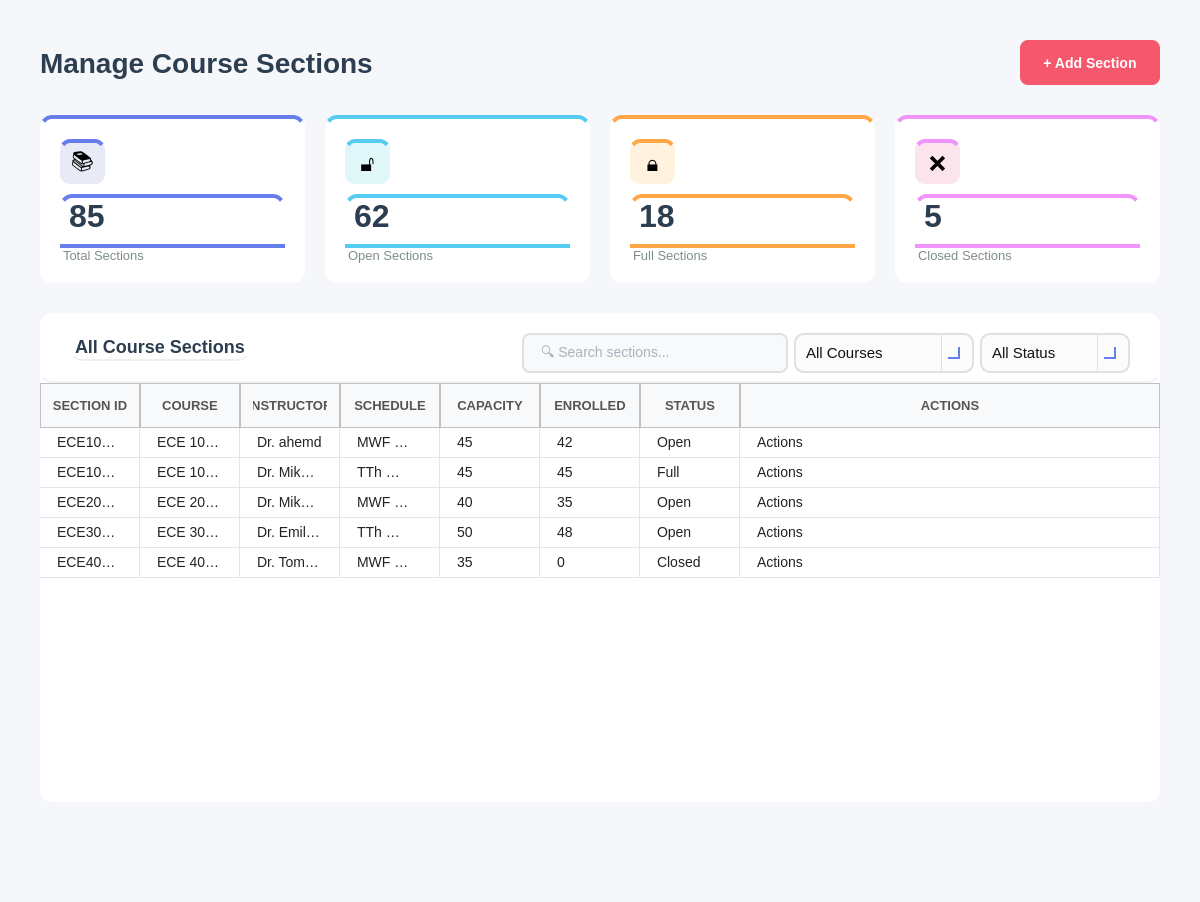
This is app_ui/admin_ui/submenus_ui/not_made/manage_sections.ui in Yasser-Daffa/ECE-Course-Registeration as Qt 5 draws it before an edit. The edited form follows.
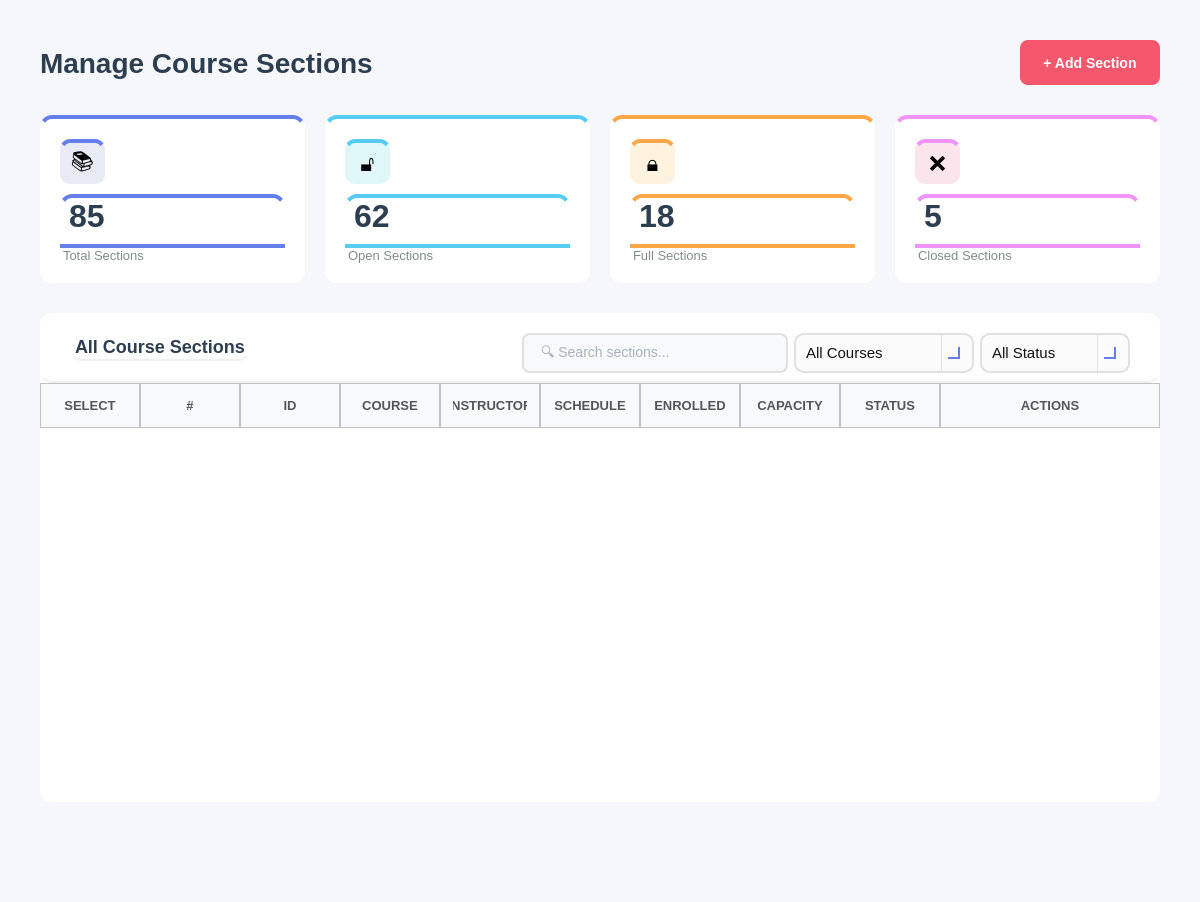
This is the edited form. Icons and pictures are not drawn.

Commit message: improved scroll table for section and all students

Diff of the .ui file:
```diff
--- a/app_ui/admin_ui/submenus_ui/not_made/manage_sections.ui
+++ b/app_ui/admin_ui/submenus_ui/not_made/manage_sections.ui
@@ -763,7 +763,7 @@
         <property name="minimumSize">
          <size>
           <width>0</width>
-          <height>400</height>
+          <height>300</height>
          </size>
         </property>
         <property name="styleSheet">
@@ -829,10 +829,76 @@
 QTableWidget::indicator:checked::after {
     content: &quot;&quot;;
     image: url(&quot;&quot;); /* no default checkmark */
-}</string>
+}
+
+/* ===== SCROLLBARS (VERTICAL &amp; HORIZONTAL) ===== */
+
+/* Track */
+QScrollBar:vertical, QScrollBar:horizontal {
+    background: rgba(255, 255, 255, 0.05);  /* subtle track */
+    border-radius: 6px;
+    margin: 0px;  /* remove extra space */
+}
+
+/* Handle / Thumb */
+QScrollBar::handle:vertical, QScrollBar::handle:horizontal {
+    background: rgba(120, 120, 120, 0.35);  /* glassy thumb */
+    border-radius: 6px;
+    border: 1px solid rgba(255, 255, 255, 0.2); /* subtle highlight */
+    min-height: 30px; /* vertical */
+    min-width: 30px;  /* horizontal */
+}
+
+QScrollBar::handle:vertical:hover,
+QScrollBar::handle:horizontal:hover {
+    background: rgba(120, 120, 120, 0.55);
+}
+
+/* Buttons (up/down or left/right) */
+QScrollBar::add-line:vertical, QScrollBar::sub-line:vertical,
+QScrollBar::add-line:horizontal, QScrollBar::sub-line:horizontal {
+    width: 16px;  /* horizontal buttons width */
+    height: 16px; /* vertical buttons height */
+    background: rgba(180, 180, 180, 0.35);
+    border-radius: 4px;
+}
+
+/* Arrow icons */
+QScrollBar::up-arrow:vertical, QScrollBar::down-arrow:vertical,
+QScrollBar::left-arrow:horizontal, QScrollBar::right-arrow:horizontal {
+    width: 6px;
+    height: 6px;
+    background: transparent;
+}
+
+/* Remove blank areas */
+QScrollBar::add-page:vertical, QScrollBar::sub-page:vertical,
+QScrollBar::add-page:horizontal, QScrollBar::sub-page:horizontal {
+    background: none;
+}
+
+/* Sizes */
+QScrollBar:vertical { width: 12px; }
+QScrollBar:horizontal { height: 12px; }
+</string>
         </property>
-        <property name="selectionBehavior">
-         <enum>QAbstractItemView::SelectionBehavior::SelectRows</enum>
+        <property name="editTriggers">
+         <set>QAbstractItemView::EditTrigger::NoEditTriggers</set>
+        </property>
+        <property name="alternatingRowColors">
+         <bool>true</bool>
+        </property>
+        <property name="selectionMode">
+         <enum>QAbstractItemView::SelectionMode::ContiguousSelection</enum>
+        </property>
+        <property name="verticalScrollMode">
+         <enum>QAbstractItemView::ScrollMode::ScrollPerPixel</enum>
+        </property>
+        <property name="horizontalScrollMode">
+         <enum>QAbstractItemView::ScrollMode::ScrollPerPixel</enum>
+        </property>
+        <property name="cornerButtonEnabled">
+         <bool>true</bool>
         </property>
         <attribute name="horizontalHeaderStretchLastSection">
          <bool>true</bool>
@@ -840,34 +906,22 @@
         <attribute name="verticalHeaderVisible">
          <bool>false</bool>
         </attribute>
-        <row>
+        <attribute name="verticalHeaderCascadingSectionResizes">
+         <bool>true</bool>
+        </attribute>
+        <column>
          <property name="text">
-          <string/>
+          <string>SELECT</string>
          </property>
-        </row>
-        <row>
+        </column>
+        <column>
          <property name="text">
-          <string/>
+          <string>#</string>
          </property>
-        </row>
-        <row>
-         <property name="text">
-          <string/>
-         </property>
-        </row>
-        <row>
-         <property name="text">
-          <string/>
-         </property>
-        </row>
-        <row>
-         <property name="text">
-          <string/>
-         </property>
-        </row>
+        </column>
         <column>
          <property name="text">
-          <string>SECTION ID</string>
+          <string>ID</string>
          </property>
         </column>
         <column>
@@ -885,16 +939,16 @@
           <string>SCHEDULE</string>
          </property>
         </column>
-        <column>
-         <property name="text">
-          <string>CAPACITY</string>
-         </property>
-        </column>
         <column>
          <property name="text">
           <string>ENROLLED</string>
          </property>
         </column>
+        <column>
+         <property name="text">
+          <string>CAPACITY</string>
+         </property>
+        </column>
         <column>
          <property name="text">
           <string>STATUS</string>
@@ -905,206 +959,6 @@
           <string>ACTIONS</string>
          </property>
         </column>
-        <item row="0" column="0">
-         <property name="text">
-          <string>ECE101-01</string>
-         </property>
-        </item>
-        <item row="0" column="1">
-         <property name="text">
-          <string>ECE 101 - Digital Logic</string>
-         </property>
-        </item>
-        <item row="0" column="2">
-         <property name="text">
-          <string>Dr. ahemd</string>
-         </property>
-        </item>
-        <item row="0" column="3">
-         <property name="text">
-          <string>MWF 9:00-10:00 AM</string>
-         </property>
-        </item>
-        <item row="0" column="4">
-         <property name="text">
-          <string>45</string>
-         </property>
-        </item>
-        <item row="0" column="5">
-         <property name="text">
-          <string>42</string>
-         </property>
-        </item>
-        <item row="0" column="6">
-         <property name="text">
-          <string>Open</string>
-         </property>
-        </item>
-        <item row="0" column="7">
-         <property name="text">
-          <string>Actions</string>
-         </property>
-        </item>
-        <item row="1" column="0">
-         <property name="text">
-          <string>ECE101-02</string>
-         </property>
-        </item>
-        <item row="1" column="1">
-         <property name="text">
-          <string>ECE 101 - Digital Logic</string>
-         </property>
-        </item>
-        <item row="1" column="2">
-         <property name="text">
-          <string>Dr. Mike Tyson</string>
-         </property>
-        </item>
-        <item row="1" column="3">
-         <property name="text">
-          <string>TTh 11:00-12:30 PM</string>
-         </property>
-        </item>
-        <item row="1" column="4">
-         <property name="text">
-          <string>45</string>
-         </property>
-        </item>
-        <item row="1" column="5">
-         <property name="text">
-          <string>45</string>
-         </property>
-        </item>
-        <item row="1" column="6">
-         <property name="text">
-          <string>Full</string>
-         </property>
-        </item>
-        <item row="1" column="7">
-         <property name="text">
-          <string>Actions</string>
-         </property>
-        </item>
-        <item row="2" column="0">
-         <property name="text">
-          <string>ECE202-01</string>
-         </property>
-        </item>
-        <item row="2" column="1">
-         <property name="text">
-          <string>ECE 202 - Circuit Analysis</string>
-         </property>
-        </item>
-        <item row="2" column="2">
-         <property name="text">
-          <string>Dr. Mike Brown</string>
-         </property>
-        </item>
-        <item row="2" column="3">
-         <property name="text">
-          <string>MWF 1:00-2:00 PM</string>
-         </property>
-        </item>
-        <item row="2" column="4">
-         <property name="text">
-          <string>40</string>
-         </property>
-        </item>
-        <item row="2" column="5">
-         <property name="text">
-          <string>35</string>
-         </property>
-        </item>
-        <item row="2" column="6">
-         <property name="text">
-          <string>Open</string>
-         </property>
-        </item>
-        <item row="2" column="7">
-         <property name="text">
-          <string>Actions</string>
-         </property>
-        </item>
-        <item row="3" column="0">
-         <property name="text">
-          <string>ECE303-01</string>
-         </property>
-        </item>
-        <item row="3" column="1">
-         <property name="text">
-          <string>ECE 303 - Signals and Systems</string>
-         </property>
-        </item>
-        <item row="3" column="2">
-         <property name="text">
-          <string>Dr. Emily Davis</string>
-         </property>
-        </item>
-        <item row="3" column="3">
-         <property name="text">
-          <string>TTh 2:00-3:30 PM</string>
-         </property>
-        </item>
-        <item row="3" column="4">
-         <property name="text">
-          <string>50</string>
-         </property>
-        </item>
-        <item row="3" column="5">
-         <property name="text">
-          <string>48</string>
-         </property>
-        </item>
-        <item row="3" column="6">
-         <property name="text">
-          <string>Open</string>
-         </property>
-        </item>
-        <item row="3" column="7">
-         <property name="text">
-          <string>Actions</string>
-         </property>
-        </item>
-        <item row="4" column="0">
-         <property name="text">
-          <string>ECE404-01</string>
-         </property>
-        </item>
-        <item row="4" column="1">
-         <property name="text">
-          <string>ECE 404 - Control Systems</string>
-         </property>
-        </item>
-        <item row="4" column="2">
-         <property name="text">
-          <string>Dr. Tom Wilson</string>
-         </property>
-        </item>
-        <item row="4" column="3">
-         <property name="text">
-          <string>MWF 10:00-11:00 AM</string>
-         </property>
-        </item>
-        <item row="4" column="4">
-         <property name="text">
-          <string>35</string>
-         </property>
-        </item>
-        <item row="4" column="5">
-         <property name="text">
-          <string>0</string>
-         </property>
-        </item>
-        <item row="4" column="6">
-         <property name="text">
-          <string>Closed</string>
-         </property>
-        </item>
-        <item row="4" column="7">
-         <property name="text">
-          <string>Actions</string>
-         </property>
-        </item>
        </widget>
       </item>
      </layout>
```
The commit also changes 10 other files.
